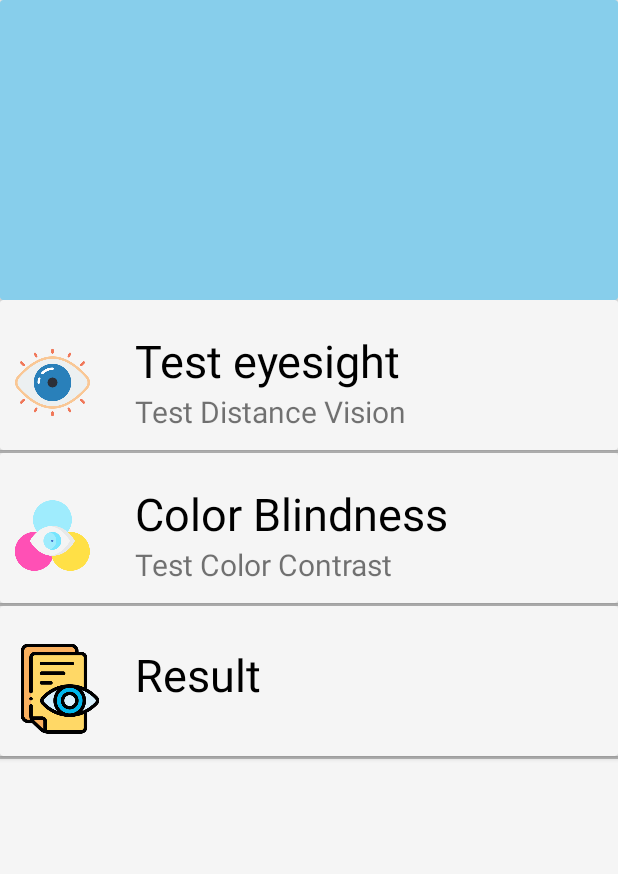
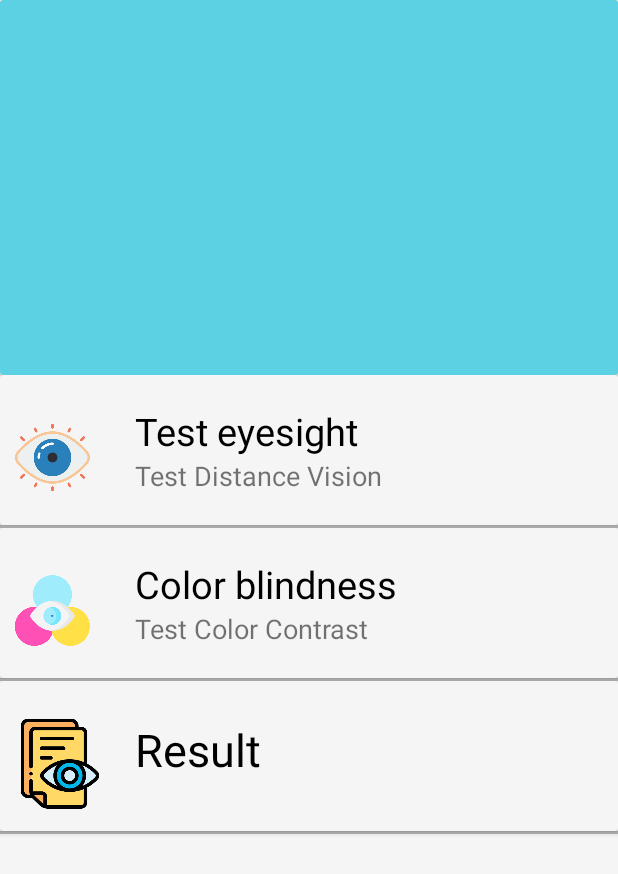
Before and after one commit to Varsha-Kini/VisualAcuity, an Android app: the screen it shows after launch (MainActivity), on a phone screen of 412 x 824 dp. Shown: the top 874 px of the screen. Run offline under Robolectric (Android 15) with nearby library versions, the phone set to English and light mode, and no system bars; libraries missing offline, so code that uses them is left out: com.github.pwittchen.swipe, com.smarteist.autoimageslider.

Commit message:
e img update

```diff
--- a/app/src/main/java/com/example/android/visualacuity/HomeActivity.java
+++ b/app/src/main/java/com/example/android/visualacuity/HomeActivity.java
@@ -30,7 +30,7 @@ public class HomeActivity extends AppCompatActivity {
     public double[] dividend = new double[]{60, 48, 38, 30, 24, 19, 15, 12, 9.5, 7.5, 6};
     public int[] feetDividend = new int[] {200, 160, 125, 100, 80, 63, 50, 40, 32, 25, 20};
     public double[] logMARList = new double[]{1.00, 0.9, 0.8, 0.7, 0.6, 0.5, 0.4, 0.3, 0.2, 0.1, 0.0};
-    public int[] imageList = new int[]{R.drawable.e_0, R.drawable.e_1, R.drawable.e_2,
+    public int[] imageList = new int[]{R.drawable.ic_e_29, R.drawable.e_1, R.drawable.e_2,
                         R.drawable.e_3, R.drawable.e_4, R.drawable.e_5, R.drawable.e_6,
                         R.drawable.e_7, R.drawable.e_8, R.drawable.e_9, R.drawable.e_10};    //11 images added to list
 
--- a/app/src/main/res/layout/activity_home.xml
+++ b/app/src/main/res/layout/activity_home.xml
@@ -11,7 +11,7 @@
         android:layout_width="wrap_content"
         android:layout_height="wrap_content"
         android:layout_gravity="center"
-        app:srcCompat="@drawable/e_0"
+        app:srcCompat="@drawable/ic_e_29"
         app:layout_constraintBottom_toBottomOf="parent"
         app:layout_constraintEnd_toEndOf="parent"
         app:layout_constraintStart_toStartOf="parent"
--- a/app/src/main/res/layout/activity_main.xml
+++ b/app/src/main/res/layout/activity_main.xml
@@ -10,8 +10,8 @@
 
     <androidx.cardview.widget.CardView
         android:layout_width="match_parent"
-        android:layout_height="200dp"
-        app:cardBackgroundColor="@color/skyblue">
+        android:layout_height="250dp"
+        app:cardBackgroundColor="@color/skyblue1">
     </androidx.cardview.widget.CardView>
 
     <androidx.cardview.widget.CardView
@@ -44,12 +44,12 @@
                     android:layout_marginTop="10dp"
                     android:text="Test eyesight"
                     android:textColor="@color/black"
-                    android:textSize="30sp" />
+                    android:textSize="25sp" />
                 <TextView
                     android:layout_width="wrap_content"
                     android:layout_height="wrap_content"
                     android:layout_marginLeft="30dp"
-                    android:textSize="20sp"
+                    android:textSize="18sp"
                     android:text="Test Distance Vision"/>
 
             </LinearLayout>
@@ -89,15 +89,15 @@
                     android:layout_height="wrap_content"
                     android:layout_marginTop="10dp"
                     android:layout_marginLeft="30dp"
-                    android:text="Color Blindness"
+                    android:text="Color blindness"
                     android:textColor="@color/black"
-                    android:textSize="30sp" />
+                    android:textSize="25sp" />
 
                 <TextView
                     android:layout_width="wrap_content"
                     android:layout_height="wrap_content"
                     android:layout_marginLeft="30dp"
-                    android:textSize="20sp"
+                    android:textSize="18sp"
                     android:text="Test Color Contrast" />
 
             </LinearLayout>
--- a/app/src/main/res/layout/activity_splash_screen.xml
+++ b/app/src/main/res/layout/activity_splash_screen.xml
@@ -4,13 +4,13 @@
     xmlns:tools="http://schemas.android.com/tools"
     android:layout_width="match_parent"
     android:layout_height="match_parent"
-    android:background="#5BB6E5"
+    android:background="@color/skyblue1"
     tools:context=".SplashScreen">
 
     <pl.droidsonroids.gif.GifImageView
-        android:layout_width="wrap_content"
+        android:layout_width="match_parent"
         android:layout_height="wrap_content"
         android:layout_centerInParent="true"
-        android:src="@drawable/eyeblink1"/>
+        android:src="@drawable/loadingeye"/>
 
 </RelativeLayout>
--- a/app/src/main/res/values/colors.xml
+++ b/app/src/main/res/values/colors.xml
@@ -10,5 +10,6 @@
     <color name="gray">#bbbbbb</color>
     <color name="black">#000000</color>
     <color name="skyblue">#87CEEB</color>
+    <color name="skyblue1">#5CD1E3</color>
     <color name="loadingreen">#81968D</color>
 </resources>
```
Also changed, not shown: app/src/main/res/drawable/ic_e_29.xml (added, +18 -0 lines), app/src/main/res/drawable-v24/first.jpeg (deleted), app/src/main/res/drawable-v24/fourth.jpg (deleted), app/src/main/res/drawable-xhdpi/loadingeye.gif (added), 3 other files.
